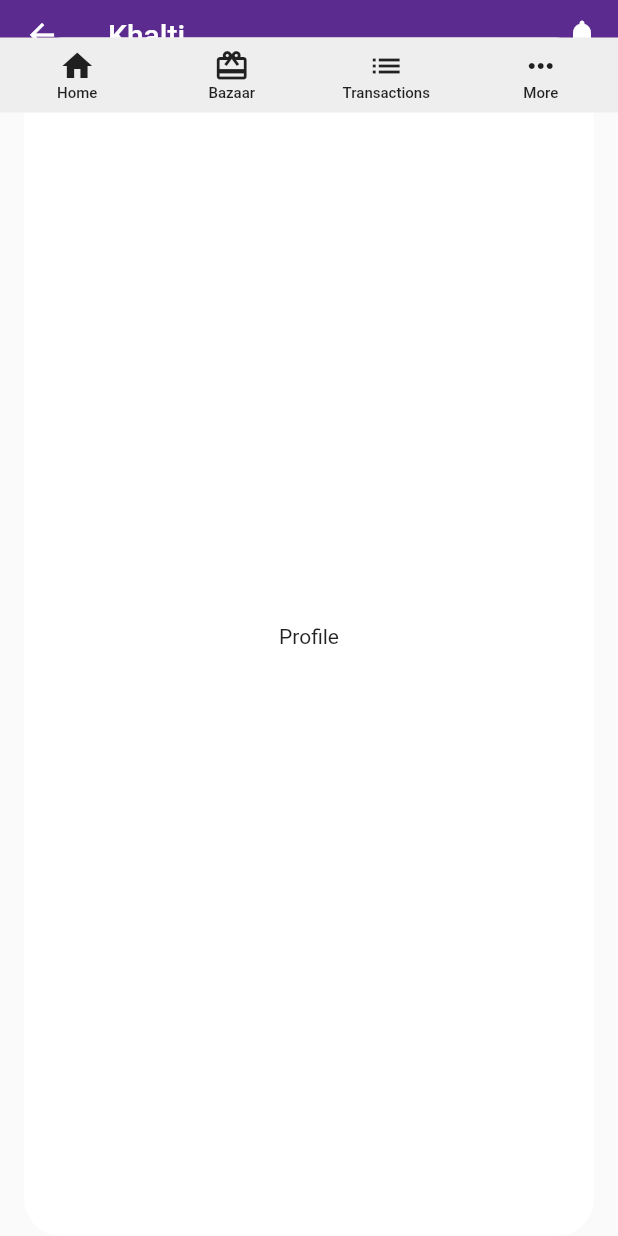
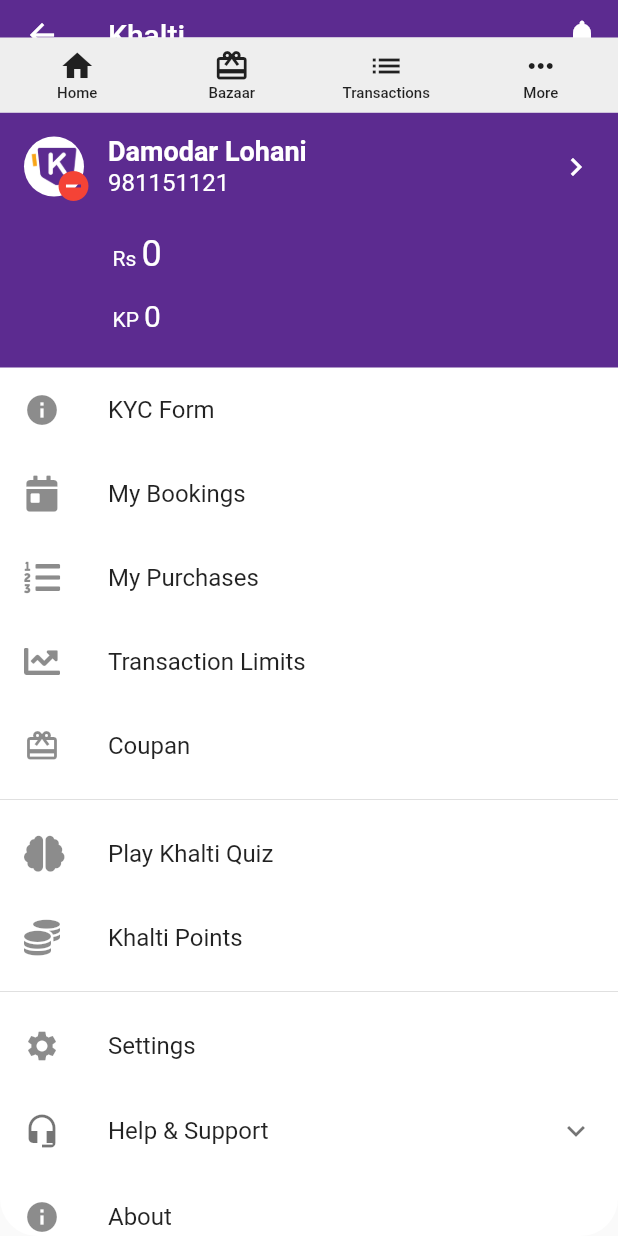
Before and after one commit to lohanidamodar/khalticlone, a Flutter app: the HomePage screen opened by its route, item 4 of the bottom bar chosen, on a phone screen of 412 x 824 dp. Run offline on Flutter 3.47's test engine with Material 2 defaults, Android fonts, the phone set to English and light mode, and no system bars; our stand-ins replace flutter_swiper, font_awesome_flutter.

Commit message:
expanded menu page

```diff
--- a/lib/ui/pages/home.dart
+++ b/lib/ui/pages/home.dart
@@ -1,5 +1,6 @@
 import 'package:flutter/material.dart';
 import 'package:khalticlone/res/typography.dart';
+import 'package:khalticlone/ui/pages/menu_page.dart';
 import 'package:khalticlone/ui/widgets/bottom_expandable_app_bar/bottom_expandable_app_bar.dart';
 import 'package:khalticlone/ui/widgets/bottom_expandable_app_bar/controller.dart';
 
@@ -62,13 +63,11 @@ class _HomePageState extends State<HomePage> with SingleTickerProviderStateMixin
       attachSide: Side.Top,
       controller: controller,
       expandedHeight: MediaQuery.of(context).size.height - 75,
-      horizontalMargin: 16,
+      horizontalMargin: 0,
       appBarHeight: 50,
       bottomOffset: 0,
       expandedBackColor: Colors.white,
-      expandedBody: Center(
-        child: Text("Profile"),
-      ),
+      expandedBody: MenuPage(),
       bottomAppBarColor: Colors.grey.shade200,
       bottomAppBarBody: Row(
         mainAxisSize: MainAxisSize.max,
--- /dev/null
+++ b/lib/ui/pages/menu_page.dart
@@ -0,0 +1,96 @@
+import 'package:flutter/material.dart';
+import 'package:font_awesome_flutter/font_awesome_flutter.dart';
+import 'package:khalticlone/res/constants.dart';
+
+class MenuPage extends StatelessWidget {
+  @override
+  Widget build(BuildContext context){
+    return SingleChildScrollView(
+      child: Column(
+        children: <Widget>[
+          Container(
+            margin: const EdgeInsets.only(top: 50),
+            height: 170,
+            color: Theme.of(context).primaryColor,
+            child: Column(
+              mainAxisSize: MainAxisSize.min,
+              crossAxisAlignment: CrossAxisAlignment.start,
+              children: <Widget>[
+                ListTile(
+                  onTap: (){},
+                  leading: Stack(
+                    overflow: Overflow.visible,
+                    children: <Widget>[
+                      CircleAvatar(
+                        backgroundColor: Colors.white,
+                        child: Image.asset(logo),
+                      ),
+                      Positioned(
+                        bottom: -5,
+                        right: -5,
+                        child: Icon(Icons.remove_circle, color: Colors.red,))
+                    ],
+                  ),
+                  title: Text("Damodar Lohani",style: TextStyle(
+                    color: Colors.white,
+                    fontWeight: FontWeight.bold,
+                    fontSize: 18.0
+                  ),),
+                  subtitle: Text("981151121", style: TextStyle(
+                    fontSize: 16.0,
+                    color: Colors.white
+                  ),),
+                  trailing: Icon(Icons.keyboard_arrow_right, color: Colors.white,),
+                ),
+                Padding(
+                  padding: const EdgeInsets.symmetric(vertical: 8.0, horizontal: 75.0),
+                  child: Text.rich(TextSpan(
+                    children: [
+                      TextSpan(text: "Rs "),
+                      TextSpan(text: "0", style: TextStyle(
+                        fontSize: 24.0
+                      ))
+                    ]
+                  ), style: TextStyle(color: Colors.white),),
+                ),
+                Padding(
+                  padding: const EdgeInsets.symmetric(vertical: 8.0, horizontal: 75.0),
+                  child: Text.rich(TextSpan(
+                    children: [
+                      TextSpan(text: "KP "),
+                      TextSpan(text: "0", style: TextStyle(
+                        fontSize: 20.0
+                      ))
+                    ]
+                  ), style: TextStyle(color: Colors.white),),
+                ),
+              ],
+            ),
+          ),
+          ListTile(title: Text("KYC Form"), leading: Icon(Icons.info),),
+          ListTile(title: Text("My Bookings"), leading: Icon(FontAwesomeIcons.calendarDay),),
+          ListTile(title: Text("My Purchases"), leading: Icon(FontAwesomeIcons.listOl),),
+          ListTile(title: Text("Transaction Limits"), leading: Icon(FontAwesomeIcons.chartLine),),
+          ListTile(title: Text("Coupan"), leading: Icon(Icons.card_giftcard),),
+          Divider(),
+          ListTile(title: Text("Play Khalti Quiz"), leading: Icon(FontAwesomeIcons.brain),),
+          ListTile(title: Text("Khalti Points"), leading: Icon(FontAwesomeIcons.coins),),
+          Divider(),
+          ListTile(title: Text("Settings"), leading: Icon(Icons.settings),),
+          ExpansionTile(
+            backgroundColor: Colors.grey.shade100,
+            title: Text("Help & Support"),
+            leading: Icon(Icons.headset_mic),
+            children: <Widget>[
+              ListTile(title: Text("FAQ"),),
+              ListTile(title: Text("Contact Us"),),
+              ListTile(title: Text("Feedback"),),
+            ],
+          ),
+          ListTile(title: Text("About"), leading: Icon(Icons.info),),
+          ListTile(title: Text("Logout"), leading: Icon(Icons.exit_to_app),),
+        ],
+      ),
+    );
+  }
+}
```
